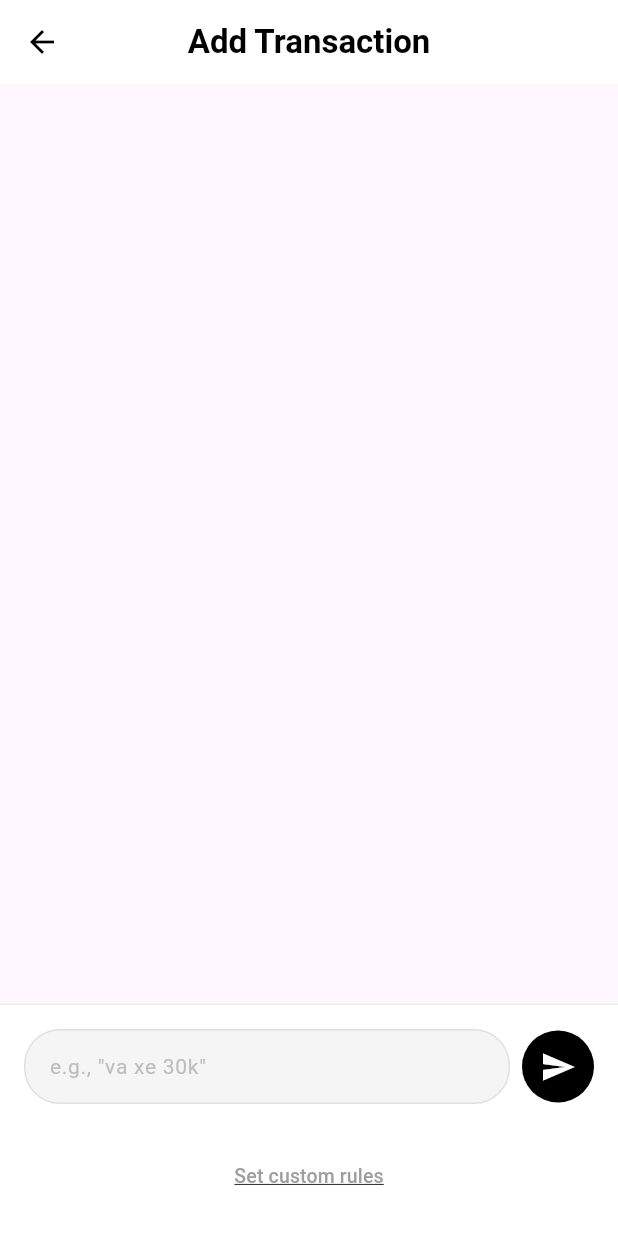
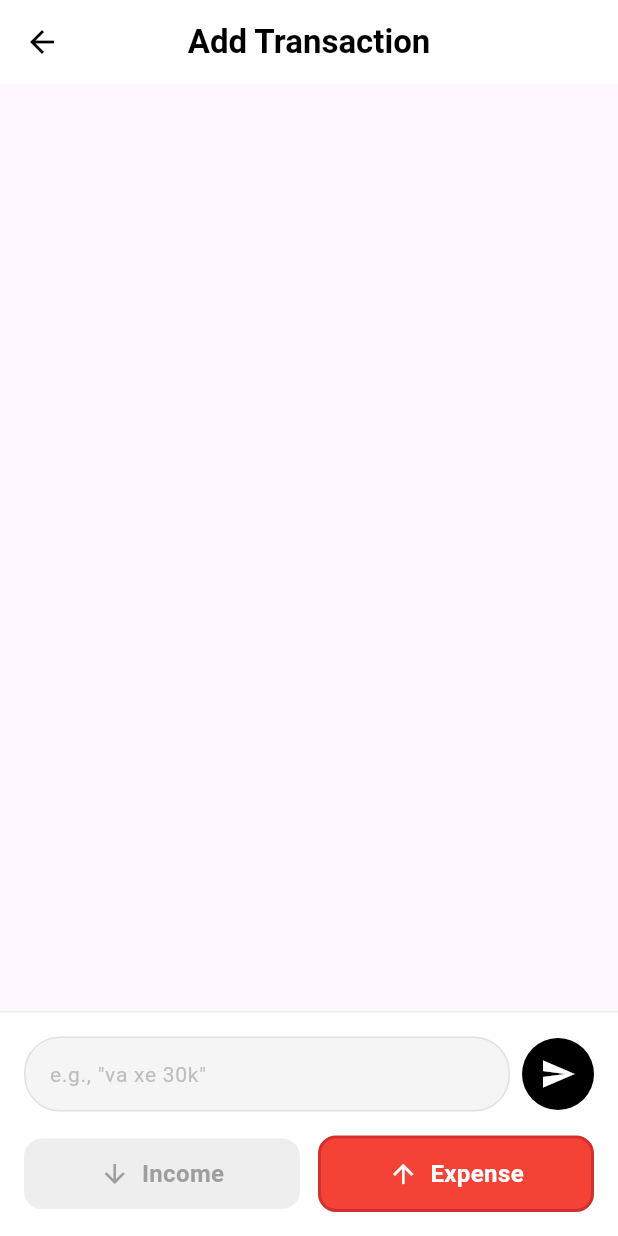
Before and after one commit to phuong-bui-88/mamoney, a Flutter app: the AddTransactionScreen screen opened directly, on a phone screen of 412 x 824 dp. Run offline on Flutter 3.47's test engine with Material 3 defaults, Android fonts, the phone set to English and light mode, and no system bars; our stand-ins replace cloud_firestore, firebase_auth, firebase_core; accounts and stored records are empty.

Commit message:
improve ui the transaction action

```diff
--- a/lib/screens/add_transaction_screen.dart
+++ b/lib/screens/add_transaction_screen.dart
@@ -722,19 +722,111 @@ class _AddTransactionScreenState extends State<AddTransactionScreen> {
                     ),
                   ],
                 ),
-                const SizedBox(height: 12),
-                const SizedBox(height: 12),
-                // Set custom rules
-                TextButton(
-                  onPressed: () {},
-                  child: const Text(
-                    'Set custom rules',
-                    style: TextStyle(
-                      color: Colors.grey,
-                      fontSize: 13,
-                      decoration: TextDecoration.underline,
+                const SizedBox(height: 16),
+                // Transaction Type Selector
+                Row(
+                  children: [
+                    Expanded(
+                      child: GestureDetector(
+                        onTap: () {
+                          setState(() {
+                            _selectedType = TransactionType.income;
+                            _selectedCategory = incomeCategories.first;
+                          });
+                        },
+                        child: Container(
+                          padding: const EdgeInsets.symmetric(
+                            vertical: 12,
+                            horizontal: 16,
+                          ),
+                          decoration: BoxDecoration(
+                            color: _selectedType == TransactionType.income
+                                ? Colors.green
+                                : Colors.grey[200],
+                            borderRadius: BorderRadius.circular(12),
+                            border: _selectedType == TransactionType.income
+                                ? Border.all(
+                                    color: Colors.green.shade700, width: 2)
+                                : null,
+                          ),
+                          child: Row(
+                            mainAxisAlignment: MainAxisAlignment.center,
+                            children: [
+                              Icon(
+                                Icons.arrow_downward,
+                                color: _selectedType == TransactionType.income
+                                    ? Colors.white
+                                    : Colors.grey,
+                                size: 20,
+                              ),
+                              const SizedBox(width: 8),
+                              Text(
+                                'Income',
+                                style: TextStyle(
+                                  color: _selectedType == TransactionType.income
+                                      ? Colors.white
+                                      : Colors.grey,
+                                  fontWeight: FontWeight.w600,
+                                  fontSize: 16,
+                                ),
+                              ),
+                            ],
+                          ),
+                        ),
+                      ),
                     ),
-                  ),
+                    const SizedBox(width: 12),
+                    Expanded(
+                      child: GestureDetector(
+                        onTap: () {
+                          setState(() {
+                            _selectedType = TransactionType.expense;
+                            _selectedCategory = expenseCategories.first;
+                          });
+                        },
+                        child: Container(
+                          padding: const EdgeInsets.symmetric(
+                            vertical: 12,
+                            horizontal: 16,
+                          ),
+                          decoration: BoxDecoration(
+                            color: _selectedType == TransactionType.expense
+                                ? Colors.red
+                                : Colors.grey[200],
+                            borderRadius: BorderRadius.circular(12),
+                            border: _selectedType == TransactionType.expense
+                                ? Border.all(
+                                    color: Colors.red.shade700, width: 2)
+                                : null,
+                          ),
+                          child: Row(
+                            mainAxisAlignment: MainAxisAlignment.center,
+                            children: [
+                              Icon(
+                                Icons.arrow_upward,
+                                color: _selectedType == TransactionType.expense
+                                    ? Colors.white
+                                    : Colors.grey,
+                                size: 20,
+                              ),
+                              const SizedBox(width: 8),
+                              Text(
+                                'Expense',
+                                style: TextStyle(
+                                  color:
+                                      _selectedType == TransactionType.expense
+                                          ? Colors.white
+                                          : Colors.grey,
+                                  fontWeight: FontWeight.w600,
+                                  fontSize: 16,
+                                ),
+                              ),
+                            ],
+                          ),
+                        ),
+                      ),
+                    ),
+                  ],
                 ),
               ],
             ),
```
Also changed, not shown: lib/screens/edit_transaction_screen.dart (+22 -38 lines), 1 other file.
